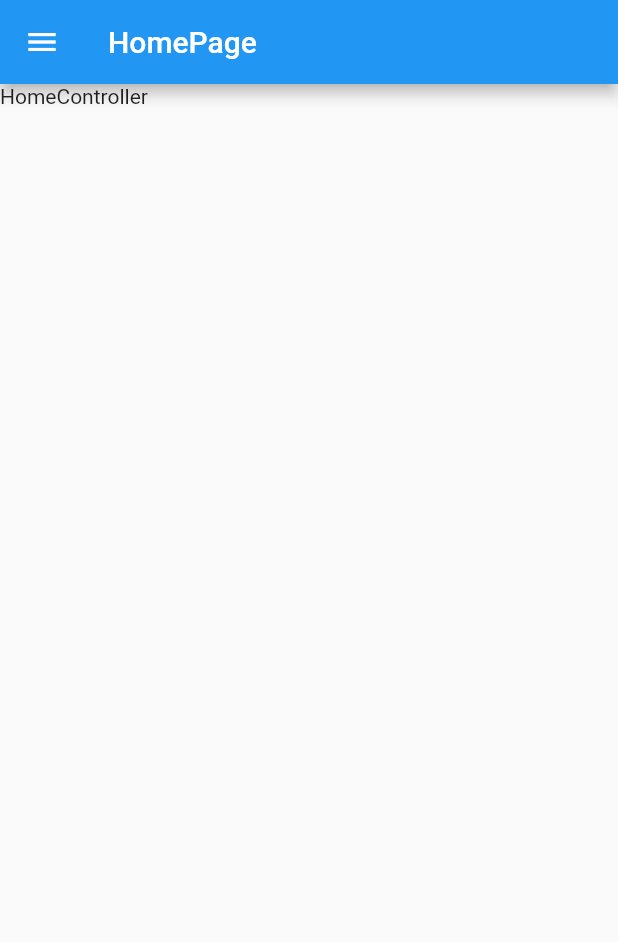
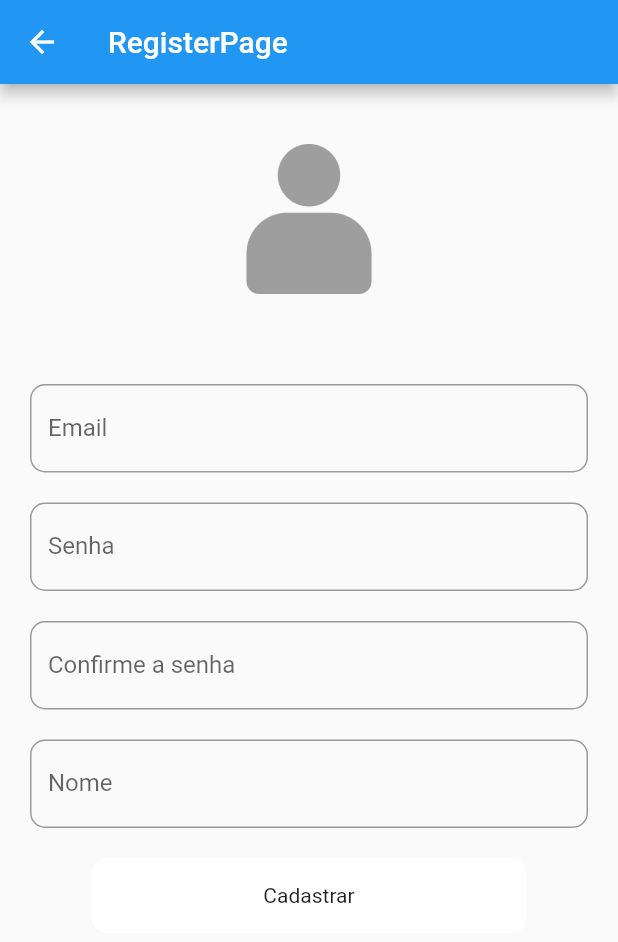
Before and after one commit to JoaoRafa19/Todo, a Flutter app: the screen it shows after launch, after a tap on "registrar", on a phone screen of 412 x 824 dp. Shown: the top 942 px of the screen. Run offline on Flutter 3.47's test engine with Material 2 defaults, Android fonts, the light colour scheme and no system bars; our stand-ins replace firebase_auth, firebase_core, get; accounts and stored records are empty.

Commit message:
Register page

```diff
--- a/lib/app/app.pages.dart
+++ b/lib/app/app.pages.dart
@@ -1,6 +1,7 @@
 import 'package:get/get.dart';
 import 'package:todo/app/bindings.dart';
 import 'package:todo/modules/auth/login/login.page.dart';
+import 'package:todo/modules/auth/register/register.page.dart';
 
 import '../modules/home/home.page.dart';
 import 'routes.dart';
@@ -17,5 +18,9 @@ class AppPages {
       name: Routes.login,
       page: () => const LoginPage(),
     ),
+    GetPage(
+        name: Routes.register,
+        page: () =>  RegisterPage(),
+        binding: RegisterBinding()),
   ];
 }
--- a/lib/app/app.widget.dart
+++ b/lib/app/app.widget.dart
@@ -17,7 +17,9 @@ class AppWidget extends StatelessWidget {
       theme: ThemeData(
         visualDensity: VisualDensity.adaptivePlatformDensity,
       ),
-      initialRoute: FirebaseAuth.instance.currentUser == null
+      initialRoute: FirebaseAuth.instance.currentUser == null ||
+              (FirebaseAuth.instance.currentUser != null &&
+                  FirebaseAuth.instance.currentUser!.isAnonymous)
           ? Routes.login
           : Routes.home,
     );
--- a/lib/app/bindings.dart
+++ b/lib/app/bindings.dart
@@ -1,4 +1,5 @@
 import 'package:get/get.dart';
+import 'package:todo/modules/auth/register/register.controller.dart';
 
 import '../modules/auth/login/login.controller.dart';
 import '../modules/home/home.controller.dart';
@@ -16,3 +17,9 @@ class LoginBinding implements Bindings {
     Get.lazyPut<LoginController>(() => LoginController());
   }
 }
+class RegisterBinding implements Bindings {
+  @override
+  void dependencies() {
+    Get.lazyPut<RegisterController>(() => RegisterController());
+  }
+}
--- a/lib/app/routes.dart
+++ b/lib/app/routes.dart
@@ -1,4 +1,5 @@
 abstract class Routes {
   static const String home = '/home';
   static const String login = '/login';
+  static const String register = '/register';
 }
--- a/lib/modules/auth/login/login.page.dart
+++ b/lib/modules/auth/login/login.page.dart
@@ -1,5 +1,6 @@
 import 'package:flutter/material.dart';
 import 'package:get/get.dart';
+import 'package:todo/app/routes.dart';
 
 import 'login.controller.dart';
 
@@ -20,6 +21,17 @@ class LoginPage extends GetView<LoginController> {
                     padding: const EdgeInsets.all(8.0),
                     child: Column(
                       children: [
+                        Padding(
+                          padding: const EdgeInsets.only(bottom: 40),
+                          child: Image.asset(
+                            'assets/images/to-do-list.png',
+                            isAntiAlias: true,
+                            width: 100,
+                            alignment: Alignment.center,
+                            color: Colors.grey,
+                          ),
+                        ),
+                        const SizedBox(height: 20),
                         TextFormField(
                           controller: controller.emailController,
                           cursorColor: Colors.white,
@@ -89,8 +101,11 @@ class LoginPage extends GetView<LoginController> {
                           height: 20,
                         ),
                         TextButton(
-                            onPressed: () => Get.toNamed('/home'),
-                            child: const Text("registrar")),
+                            onPressed: () => Get.toNamed(Routes.register),
+                            child: const Text(
+                              "registrar",
+                              style: TextStyle(color: Colors.grey),
+                            )),
                       ],
                     ),
                   ))
--- /dev/null
+++ b/lib/modules/auth/register/register.controller.dart
@@ -0,0 +1,18 @@
+import 'package:flutter/material.dart';
+import 'package:get/get.dart';
+
+class RegisterController extends GetxController {
+  RegisterController();
+
+  //TextEditing controllers
+
+  TextEditingController emailController = TextEditingController();
+  TextEditingController passwordController = TextEditingController();
+  TextEditingController confirmPasswordController = TextEditingController();
+  TextEditingController nameController = TextEditingController();
+
+
+  Future register() async {}
+
+
+}
--- /dev/null
+++ b/lib/modules/auth/register/register.page.dart
@@ -0,0 +1,162 @@
+import 'package:flutter/material.dart';
+import 'package:get/get.dart';
+
+import 'register.controller.dart';
+
+class RegisterPage extends GetView<RegisterController> {
+  RegisterPage({Key? key}) : super(key: key);
+
+  final _formKey = GlobalKey<FormState>();
+
+  @override
+  Widget build(BuildContext context) {
+    return Scaffold(
+        resizeToAvoidBottomInset: false,
+        appBar: AppBar(title: const Text('RegisterPage')),
+        body: Padding(
+          padding: const EdgeInsets.only(left: 20, right: 20, bottom: 40),
+          child: SingleChildScrollView(
+            padding: const EdgeInsets.only(top: 40),
+            child: Column(
+              mainAxisAlignment: MainAxisAlignment.center,
+              mainAxisSize: MainAxisSize.max,
+              children: [
+                Padding(
+                  padding: const EdgeInsets.only(bottom: 40),
+                  child: Image.asset(
+                    'assets/images/account.png',
+                    isAntiAlias: true,
+                    width: 100,
+                    alignment: Alignment.center,
+                    color: Colors.grey,
+                  ),
+                ),
+                const SizedBox(height: 20),
+                Form(
+                    key: _formKey,
+                    autovalidateMode: AutovalidateMode.onUserInteraction,
+                    child: Column(
+                      mainAxisAlignment: MainAxisAlignment.spaceBetween,
+                      mainAxisSize: MainAxisSize.min,
+                      children: [
+                        TextFormField(
+                          controller: controller.emailController,
+                          obscureText: false,
+                          validator: (value) {
+                            if (value == null || value.isEmpty) {
+                              return 'Please enter email';
+                            }
+
+                            if (!value.contains('@') || !value.contains('.')) {
+                              return 'Please enter valid email';
+                            }
+
+                            return null;
+                          },
+                          decoration: const InputDecoration(
+                              labelText: 'Email',
+                              hoverColor: Colors.white,
+                              focusColor: Colors.white,
+                              fillColor: Colors.white,
+                              border: OutlineInputBorder(
+                                borderRadius:
+                                    BorderRadius.all(Radius.circular(10)),
+                              )),
+                        ),
+                        const SizedBox(height: 20),
+                        TextFormField(
+                          controller: controller.passwordController,
+                          obscureText: true,
+                          validator: (value) {
+                            if (value == null || value.isEmpty) {
+                              return 'Please enter password';
+                            }
+                            if (value.contains(' ')) {
+                              return 'Password should not contain spaces';
+                            }
+                            return null;
+                          },
+                          decoration: const InputDecoration(
+                              labelText: 'Senha',
+                              hoverColor: Colors.white,
+                              focusColor: Colors.white,
+                              fillColor: Colors.white,
+                              border: OutlineInputBorder(
+                                borderRadius:
+                                    BorderRadius.all(Radius.circular(10)),
+                              )),
+                        ),
+                        const SizedBox(height: 20),
+                        TextFormField(
+                          controller: controller.confirmPasswordController,
+                          validator: (value) {
+                            if (value == null || value.isEmpty) {
+                              return 'Please enter password';
+                            }
+                            if (value.contains(' ')) {
+                              return 'Password should not contain spaces';
+                            }
+                            if (value != controller.passwordController.text) {
+                              return 'Password does not match';
+                            }
+                            return null;
+                          },
+                          obscureText: true,
+                          decoration: const InputDecoration(
+                              labelText: 'Confirme a senha',
+                              hoverColor: Colors.white,
+                              focusColor: Colors.white,
+                              fillColor: Colors.white,
+                              border: OutlineInputBorder(
+                                borderRadius:
+                                    BorderRadius.all(Radius.circular(10)),
+                              )),
+                        ),
+                        const SizedBox(height: 20),
+                        TextFormField(
+                          controller: controller.emailController,
+                          obscureText: false,
+                          decoration: const InputDecoration(
+                              labelText: 'Nome',
+                              hoverColor: Colors.white,
+                              focusColor: Colors.white,
+                              fillColor: Colors.white,
+                              border: OutlineInputBorder(
+                                borderRadius:
+                                    BorderRadius.all(Radius.circular(10)),
+                              )),
+                        ),
+                        const SizedBox(height: 20),
+                        Container(
+                          padding: EdgeInsets.only(
+                              left: Get.width * 0.1, right: Get.width * 0.1),
+                          child: GestureDetector(
+                            onTap: () {
+                              if (_formKey.currentState!.validate()) {
+                                controller.register();
+                              }
+                            },
+                            child: Container(
+                              height: 50,
+                              width: double.infinity,
+                              decoration: const BoxDecoration(
+                                  color: Colors.white,
+                                  borderRadius:
+                                      BorderRadius.all(Radius.circular(10))),
+                              child: const Center(
+                                child: Text(
+                                  'Cadastrar',
+                                  style: TextStyle(color: Colors.black87),
+                                ),
+                              ),
+                            ),
+                          ),
+                        ),
+                      ],
+                    ))
+              ],
+            ),
+          ),
+        ));
+  }
+}
--- a/lib/modules/home/home.controller.dart
+++ b/lib/modules/home/home.controller.dart
@@ -6,6 +6,6 @@ class HomeController extends GetxController {
 
   final loading = false.obs;
   Future logOut() async {
-    await Get.offAllNamed(Routes.login);
+    Get.offAllNamed(Routes.login);
   }
 }
--- a/pubspec.yaml
+++ b/pubspec.yaml
@@ -61,9 +61,8 @@ flutter:
   # the material Icons class.
   uses-material-design: true
 
-  # To add assets to your application, add an assets section, like this:
-  # assets:
-  #   - images/a_dot_burr.jpeg
+  assets:
+    - assets/images/
   #   - images/a_dot_ham.jpeg
 
   # An image asset can refer to one or more resolution-specific "variants", see
```
Also changed, not shown: assets/images/account.png (added), assets/images/to-do-list.png (added), 1 other file.
